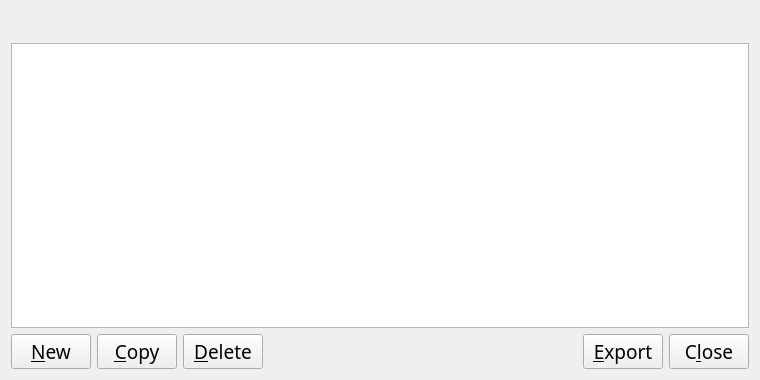
The window that src/qt/forms/addressbookpage.ui (nyerium-core/nyerium) describes before a commit, drawn with Qt 5.
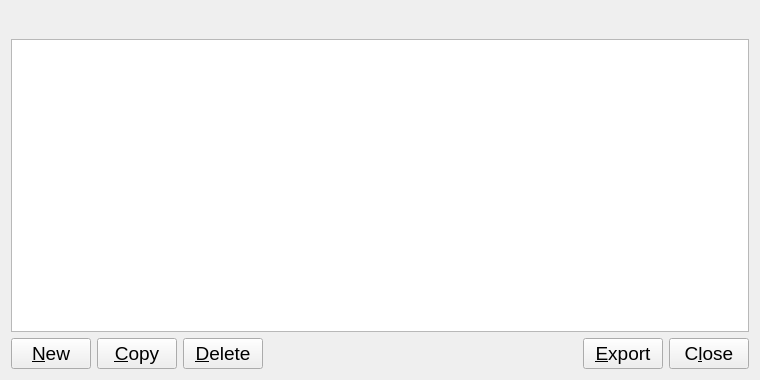
The same window after the commit. Icons and pictures are not drawn.

What changed in the file:
```diff
--- a/src/qt/forms/addressbookpage.ui
+++ b/src/qt/forms/addressbookpage.ui
@@ -12,7 +12,6 @@
   </property>
   <property name="font">
    <font>
-    <family>Ara Hamah 1982</family>
     <pointsize>14</pointsize>
    </font>
   </property>
@@ -21,7 +20,6 @@
     <widget class="QLabel" name="labelExplanation">
      <property name="font">
       <font>
-       <family>Ara Hamah 1982</family>
        <pointsize>14</pointsize>
       </font>
      </property>
@@ -74,7 +72,6 @@
      </property>
      <property name="font">
       <font>
-       <family>Ara Hamah 1982</family>
        <pointsize>14</pointsize>
       </font>
      </property>
@@ -110,7 +107,7 @@
       <widget class="QPushButton" name="newAddress">
        <property name="font">
         <font>
-         <family>Ara Hamah 1982</family>
+         
          <pointsize>14</pointsize>
         </font>
        </property>
@@ -133,7 +130,7 @@
       <widget class="QPushButton" name="copyAddress">
        <property name="font">
         <font>
-         <family>Ara Hamah 1982</family>
+         
          <pointsize>14</pointsize>
         </font>
        </property>
@@ -156,7 +153,7 @@
       <widget class="QPushButton" name="deleteAddress">
        <property name="font">
         <font>
-         <family>Ara Hamah 1982</family>
+         
          <pointsize>14</pointsize>
         </font>
        </property>
@@ -179,7 +176,7 @@
       <spacer name="horizontalSpacer">
        <property name="font">
         <font>
-         <family>Ara Hamah 1982</family>
+         
          <pointsize>14</pointsize>
         </font>
        </property>
@@ -198,7 +195,7 @@
       <widget class="QPushButton" name="exportButton">
        <property name="font">
         <font>
-         <family>Ara Hamah 1982</family>
+         
          <pointsize>14</pointsize>
         </font>
        </property>
@@ -227,7 +224,7 @@
        </property>
        <property name="font">
         <font>
-         <family>Ara Hamah 1982</family>
+         
          <pointsize>14</pointsize>
         </font>
        </property>
```
Lines whose indentation alone changed are shown as unchanged.
